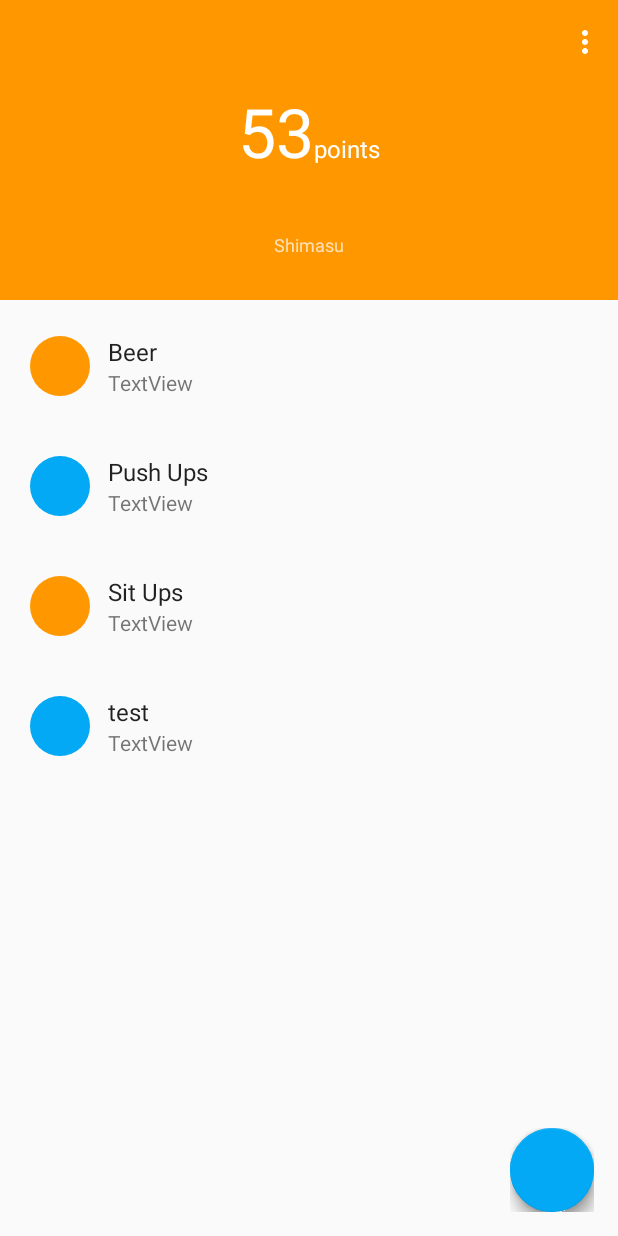
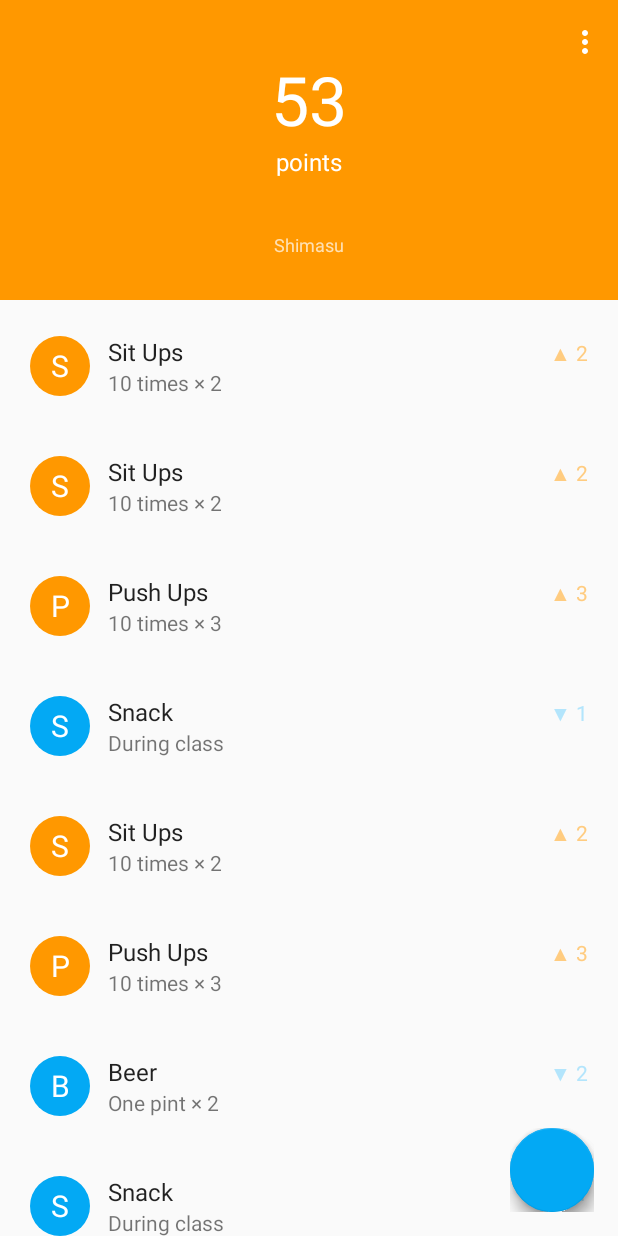
Before and after one commit to danada/shimasu-android, an Android app: the screen it shows after launch (OverviewActivity), on a phone screen of 412 x 824 dp. Run offline under Robolectric (Android 15) with nearby library versions, the phone set to English and light mode, and no system bars; libraries missing offline, so code that uses them is left out: com.getbase.floatingactionbutton; plain views replace FloatingActionButton, FloatingActionsMenu; 8 statements that could not run were skipped.

Commit message:
app icon (needs redraw), base activity data model, recents text color fix, point amount labels, activity icon lettering, activity seeding, adapter now uses a list of activities

```diff
--- a/app/build.gradle
+++ b/app/build.gradle
@@ -2,10 +2,10 @@ apply plugin: 'com.android.application'
 
 android {
     compileSdkVersion 25
-    buildToolsVersion "23.0.0"
+    buildToolsVersion "25.0.1"
     defaultConfig {
         applicationId "enjoysmile.com.shimasu"
-        minSdkVersion 15
+        minSdkVersion 16
         targetSdkVersion 25
         versionCode 1
         versionName "1.0"
--- /dev/null
+++ b/app/src/main/java/enjoysmile/com/shimasu/Activity.java
@@ -0,0 +1,17 @@
+package enjoysmile.com.shimasu;
+
+/**
+ * Created by Daniel on 11/27/2016.
+ */
+
+public class Activity {
+    public String name;
+    public String description;
+    public int points;
+
+    public Activity(String name, String description, int points) {
+        this.name = name;
+        this.description = description;
+        this.points = points;
+    }
+}
--- a/app/src/main/java/enjoysmile/com/shimasu/ActivityAdapter.java
+++ b/app/src/main/java/enjoysmile/com/shimasu/ActivityAdapter.java
@@ -11,16 +11,21 @@ import android.view.ViewGroup;
 import android.widget.ImageView;
 import android.widget.TextView;
 
+import java.util.List;
+
 /**
  * Created by Daniel on 11/17/2016.
  */
 
 public class ActivityAdapter extends RecyclerView.Adapter<ActivityAdapter.ViewHolder> {
-    private String[] mActivityDataset;
+    private List<Activity> mActivityDataset;
 
     public static class ViewHolder extends RecyclerView.ViewHolder {
         private final TextView textView;
         private final ImageView activityIcon;
+        private final TextView activityIconText;
+        private final TextView textViewSubtitle;
+        private final TextView activityPointLabel;
 
         public ViewHolder(View v) {
             super(v);
@@ -35,6 +40,9 @@ public class ActivityAdapter extends RecyclerView.Adapter<ActivityAdapter.ViewHo
 
             textView = (TextView) v.findViewById(R.id.textView);
             activityIcon = (ImageView) v.findViewById(R.id.activity_icon);
+            activityIconText = (TextView) v.findViewById(R.id.activity_icon_text);
+            textViewSubtitle = (TextView) v.findViewById(R.id.textViewSubtitle);
+            activityPointLabel = (TextView) v.findViewById(R.id.activityPointLabel);
         }
 
         public TextView getTextView() {
@@ -44,10 +52,16 @@ public class ActivityAdapter extends RecyclerView.Adapter<ActivityAdapter.ViewHo
         public ImageView getActivityIcon() {
             return activityIcon;
         }
+
+        public TextView getActivityIconText() { return activityIconText; }
+
+        public TextView getTextViewSubtitle() { return textViewSubtitle; }
+
+        public TextView getActivityPointLabel() { return activityPointLabel; }
     }
 
     //provide a constructor
-    public ActivityAdapter(String[] activityDataset) {
+    public ActivityAdapter(List<Activity> activityDataset) {
         mActivityDataset = activityDataset;
     }
 
@@ -64,12 +78,47 @@ public class ActivityAdapter extends RecyclerView.Adapter<ActivityAdapter.ViewHo
 
     @Override
     public void onBindViewHolder(ViewHolder holder, int position) {
-        // get element from dataset at this position
-        // replace contents
+        // get activity
+        Activity _activity = mActivityDataset.get(position);
+
+        // activity name
         TextView tv = holder.getTextView();
-        tv.setText(mActivityDataset[position]);
+        tv.setText(_activity.name);
 
-        if (mActivityDataset[position].equals("Beer") || position % 2 == 0) {
+        TextView activityIconText = holder.getActivityIconText();
+        activityIconText.setText(_activity.name.substring(0, 1).toUpperCase());
+
+        TextView activityPointLabel = holder.getActivityPointLabel();
+
+        // set subtitle
+        TextView textViewSubtitle = holder.getTextViewSubtitle();
+        switch (_activity.name) {
+            case "Beer":
+                textViewSubtitle.setText("One pint × 2");
+                activityPointLabel.setText("▼ 2");
+                activityPointLabel.setTextColor(ContextCompat.getColor(tv.getContext(), R.color.colorPointDown));
+                break;
+            case "Push Ups":
+                textViewSubtitle.setText("10 times × 3");
+                activityPointLabel.setText("▲ 3");
+                activityPointLabel.setTextColor(ContextCompat.getColor(tv.getContext(), R.color.colorPointUp));
+
+                break;
+            case "Sit Ups":
+                textViewSubtitle.setText("10 times × 2");
+                activityPointLabel.setText("▲ 2");
+                activityPointLabel.setTextColor(ContextCompat.getColor(tv.getContext(), R.color.colorPointUp));
+
+                break;
+            default:
+                textViewSubtitle.setText("During class");
+                activityPointLabel.setText("▼ 1");
+                activityPointLabel.setTextColor(ContextCompat.getColor(tv.getContext(), R.color.colorPointDown));
+
+                break;
+        }
+
+        if (_activity.name.equals("Sit Ups") || _activity.name.equals("Push Ups")) {
             PorterDuffColorFilter rewardFilter = new PorterDuffColorFilter(ContextCompat.getColor(tv.getContext(), R.color.colorPrimary), PorterDuff.Mode.MULTIPLY);
             holder.getActivityIcon().setColorFilter(rewardFilter);
         } else {
@@ -80,6 +129,6 @@ public class ActivityAdapter extends RecyclerView.Adapter<ActivityAdapter.ViewHo
 
     @Override
     public int getItemCount() {
-        return mActivityDataset.length;
+        return mActivityDataset.size();
     }
 }
--- a/app/src/main/java/enjoysmile/com/shimasu/OverviewActivity.java
+++ b/app/src/main/java/enjoysmile/com/shimasu/OverviewActivity.java
@@ -1,6 +1,12 @@
 package enjoysmile.com.shimasu;
 
+import android.app.ActivityManager;
+import android.graphics.Bitmap;
+import android.graphics.BitmapFactory;
+import android.graphics.drawable.Drawable;
+import android.os.Build;
 import android.os.Bundle;
+import android.support.v4.content.ContextCompat;
 import android.support.v7.app.AppCompatActivity;
 import android.support.v7.widget.LinearLayoutManager;
 import android.support.v7.widget.RecyclerView;
@@ -11,6 +17,9 @@ import android.view.View;
 
 import com.getbase.floatingactionbutton.FloatingActionButton;
 import com.getbase.floatingactionbutton.FloatingActionsMenu;
+
+import java.util.ArrayList;
+import java.util.List;
 
 public class OverviewActivity extends AppCompatActivity {
 
@@ -33,7 +42,15 @@ public class OverviewActivity extends AppCompatActivity {
         mActivityRecyclerView.setLayoutManager(mActivityLayoutManager);
 
         // specify an adapter
-        final String[] activityDataset = {"Beer", "Push Ups", "Sit Ups", "test"};
+        final String[] activities = {"Beer", "Push Ups", "Sit Ups", "Snack"};
+        List<Activity> activityDataset = new ArrayList<>();
+        for (int i = 0; i < 300; i++) {
+            String _name = activities[(int)(Math.random() * activities.length)];
+            int _points = 1;
+            Activity _activity = new Activity(_name, "", _points);
+            activityDataset.add(_activity);
+        }
+
         mActivityAdapter = new ActivityAdapter(activityDataset);
         mActivityRecyclerView.setAdapter(mActivityAdapter);
 
@@ -50,6 +67,16 @@ public class OverviewActivity extends AppCompatActivity {
 
         // add the button
         menuMultipleActions.addButton(actionC);
+
+
+        // set the title bar color for white text
+        if (Build.VERSION.SDK_INT >= Build.VERSION_CODES.LOLLIPOP) {
+            Bitmap bm = BitmapFactory.decodeResource(getResources(), R.mipmap.ic_launcher);
+            ActivityManager.TaskDescription taskDesc = new ActivityManager.TaskDescription(getString(R.string.app_name),
+                    bm,
+                    ContextCompat.getColor(this, R.color.colorPrimaryVeryDark));
+            setTaskDescription(taskDesc);
+        }
     }
 
     @Override
--- a/app/src/main/res/layout/activity_overview.xml
+++ b/app/src/main/res/layout/activity_overview.xml
@@ -32,18 +32,19 @@
                 <TextView
                     android:id="@+id/point_total"
                     android:layout_width="wrap_content"
-                    android:layout_height="match_parent"
+                    android:layout_height="wrap_content"
                     android:textAppearance="@style/TextAppearance.AppCompat.Display2"
                     android:textColor="@android:color/white"
-                    android:layout_marginTop="-24dp"
+                    android:layout_marginTop="36dp"
                     app:layout_collapseMode="pin"
                     android:gravity="center"
                     android:text="53"/>
                 <TextView
                     android:layout_width="wrap_content"
                     android:layout_height="wrap_content"
-                    android:layout_toRightOf="@id/point_total"
-                    android:layout_alignBaseline="@+id/point_total"
+                    android:layout_below="@id/point_total"
+                    android:layout_alignLeft="@id/point_total"
+                    android:layout_alignRight="@id/point_total"
                     android:textAppearance="@style/TextAppearance.AppCompat.Subhead"
                     android:textColor="@android:color/white"
                     app:layout_collapseMode="pin"
--- a/app/src/main/res/layout/activity_view.xml
+++ b/app/src/main/res/layout/activity_view.xml
@@ -9,6 +9,7 @@
         android:layout_width="wrap_content"
         android:layout_height="wrap_content"
         android:paddingLeft="16dp"
+        android:paddingRight="16dp"
         android:layout_centerVertical="true">
         <ImageView
             android:id="@+id/activity_icon"
@@ -16,16 +17,21 @@
             android:layout_height="48dp"
             android:padding="4dp"
             android:src="@drawable/activity_icon" />
+        <TextView
+            android:id="@+id/activity_icon_text"
+            android:layout_width="48dp"
+            android:layout_height="48dp"
+            android:padding="4dp"
+            android:gravity="center"
+            android:textColor="@android:color/white"
+            android:textSize="20sp"/>
     </RelativeLayout>
-    <LinearLayout
+    <RelativeLayout
         android:layout_width="wrap_content"
         android:layout_height="wrap_content"
         android:paddingLeft="72dp"
-        android:orientation="vertical"
         android:layout_centerVertical="true">
         <TextView
-            xmlns:android="http://schemas.android.com/apk/res/android"
-            android:text="TextView"
             android:layout_width="match_parent"
             android:layout_height="wrap_content"
             android:fontFamily="sans-serif"
@@ -33,15 +39,24 @@
             android:textColor="#DE000000"
             android:id="@+id/textView"/>
         <TextView
-            xmlns:android="http://schemas.android.com/apk/res/android"
-            android:text="TextView"
             android:layout_width="match_parent"
             android:layout_height="wrap_content"
             android:fontFamily="sans-serif"
             android:textSize="14sp"
             android:textColor="#8A000000"
-            android:layout_below="@id/textView"
-            android:id="@+id/textViewSubtitle"/>
-    </LinearLayout>
+            android:id="@+id/textViewSubtitle"
+            android:layout_below="@id/textView"/>
+        <TextView
+            android:id="@+id/activityPointLabel"
+            android:layout_width="wrap_content"
+            android:layout_height="wrap_content"
+            android:layout_alignParentRight="true"
+            android:layout_alignParentEnd="true"
+            android:paddingRight="20dp"
+            android:paddingEnd="20dp"
+            android:paddingLeft="20dp"
+            android:paddingStart="20dp"
+            android:layout_alignBaseline="@id/textView"/>
 
+    </RelativeLayout>
 </RelativeLayout>
--- a/app/src/main/res/values/colors.xml
+++ b/app/src/main/res/values/colors.xml
@@ -2,7 +2,11 @@
 <resources>
     <color name="colorPrimary">#FF9800</color>
     <color name="colorPrimaryDark">#F57C00</color>
+    <color name="colorPrimaryVeryDark">#EF6C00</color>
     <color name="colorAccent">#03A9F4</color>
     <color name="colorAccentDark">#039BE5</color>
     <color name="black_semi_transparent">#B2000000</color>
+
+    <color name="colorPointUp">#FFCC80</color>
+    <color name="colorPointDown">#B3E5FC</color>
 </resources>
```
Also changed, not shown: app/src/main/res/mipmap-hdpi/ic_launcher.png, app/src/main/res/mipmap-mdpi/ic_launcher.png, app/src/main/res/mipmap-xhdpi/ic_launcher.png, app/src/main/res/mipmap-xxhdpi/ic_launcher.png, app/src/main/res/mipmap-xxxhdpi/ic_launcher.png.
